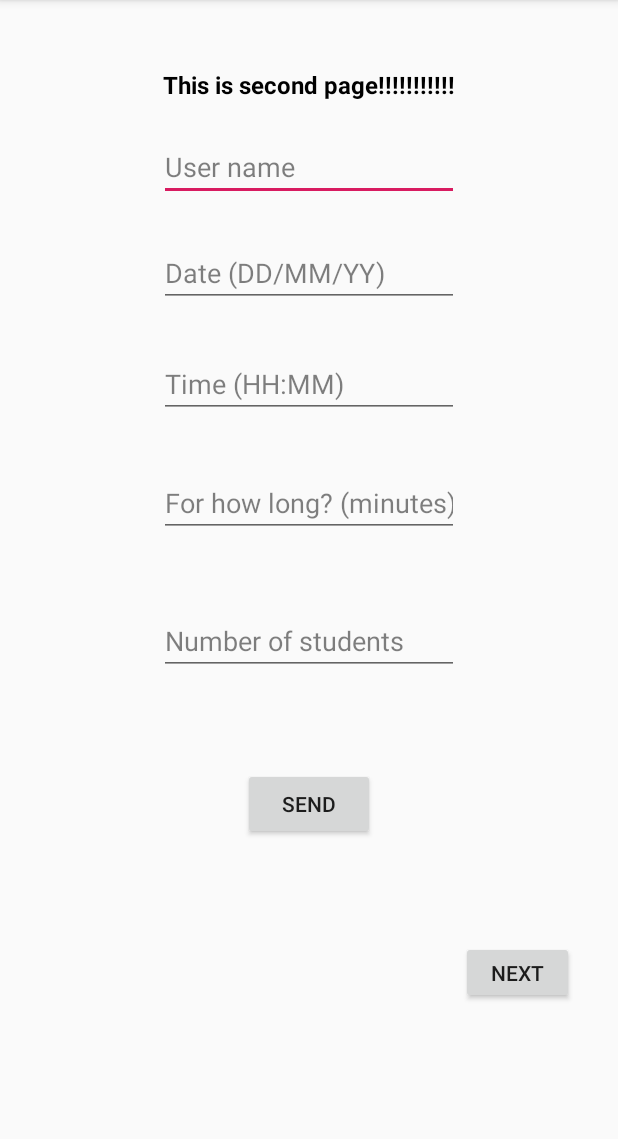
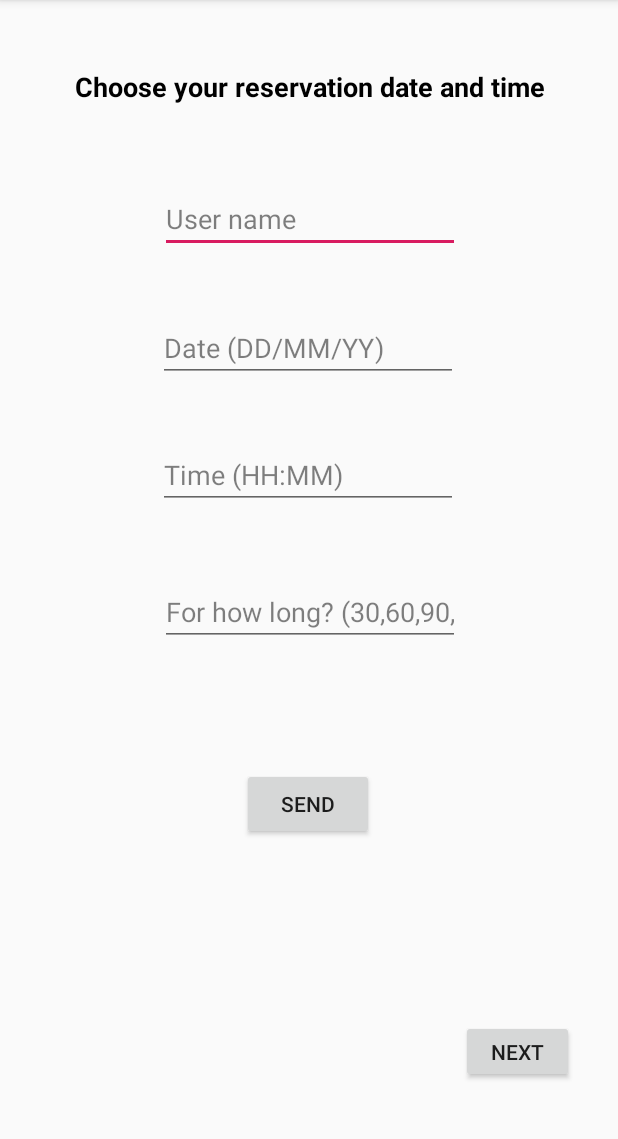
Before and after one commit to LilachGr/SmartSitterProject, an Android app: the ReservationFirstStepActivity screen opened directly, with no data from a screen before it, on a phone screen of 412 x 824 dp, the part 84-1223 px from its top. Run offline under Robolectric (Android 15) with nearby library versions, the light colour scheme and no system bars; libraries missing offline, so code that uses them is left out: com.fasterxml.jackson, kotlin.reflect.jvm.

Commit message:
check time availability from reservation_first_step

```diff
--- a/SmartSitterClient/app/src/main/java/com/example/smartsitterclient/ReservationFirstStepActivity.kt
+++ b/SmartSitterClient/app/src/main/java/com/example/smartsitterclient/ReservationFirstStepActivity.kt
@@ -18,9 +18,9 @@ import kotlin.reflect.jvm.internal.impl.descriptors.Visibilities
 
 class ReservationFirstStepActivity : AppCompatActivity() {
     private var userName: EditText? = null
+    //private var userName: String = ""
     private var dateReservation: EditText? = null
     private var timeReservation: EditText? = null
-    private var studentsNumber: EditText? = null
     private var duration: EditText? = null
     private var sendButton: Button? = null
     private var okHttpClient: OkHttpClient? = null
@@ -48,7 +48,7 @@ class ReservationFirstStepActivity : AppCompatActivity() {
     }
 
     private fun validTime(strDate: String): Boolean {
-        val format = SimpleDateFormat("hh:mm", Locale.US)
+        val format = SimpleDateFormat("HH:mm",Locale.getDefault())
         format.isLenient = false
         return try {
             format.parse(strDate)
@@ -84,7 +84,6 @@ class ReservationFirstStepActivity : AppCompatActivity() {
         userName = findViewById(R.id.user_name)
         dateReservation = findViewById(R.id.date_reservation)
         timeReservation = findViewById(R.id.time_reservation)
-        studentsNumber = findViewById(R.id.students_number)
         duration = findViewById(R.id.duration)
 
         reservationLaterMessage = findViewById(R.id.reservation_later_message)
@@ -96,15 +95,22 @@ class ReservationFirstStepActivity : AppCompatActivity() {
         var localUserName: EditText? = null
         var localDateReservation: EditText? = null
         var localTimeReservation: EditText? = null
-        var localStudentsNumber: EditText? = null
         var localDuration: EditText? = null
         var stringServer: String? = null
+
+        var idUserName: String = ""
+
+        val extras = intent.extras
+        if (extras != null) {
+            idUserName = extras.getString("idUserName").toString()
+        }
+
+        //userName = idUserName
 
         localButton?.setOnClickListener {
             localUserName = userName
             localDateReservation = dateReservation
             localTimeReservation = timeReservation
-            localStudentsNumber = studentsNumber
             localDuration = duration
 
             val isValidDate: Boolean = validDate(localDateReservation?.text.toString())
@@ -129,8 +135,9 @@ class ReservationFirstStepActivity : AppCompatActivity() {
 
             val reservationBasicDetails = ReservationBasicDetails(
                 localUserName?.text.toString(),
+                //userName,
                 localDateReservation?.text.toString(), localTimeReservation?.text.toString(),
-                localDuration?.text.toString(), localStudentsNumber?.text.toString()
+                localDuration?.text.toString(), "1"
             )
             val reservationBasicDetailsJson = mapper.writeValueAsString(reservationBasicDetails)
 
@@ -154,15 +161,15 @@ class ReservationFirstStepActivity : AppCompatActivity() {
                         val localViewDateTime = reservationLaterMessage
                         var stringTemp: String? = null
                         if (stringServer == "time_available") {
-                            stringTemp = "Data received!"
+                            stringTemp = "Data received!!"
                         }
                         if (stringServer == "time_not_available") {
-                            stringTemp = "Your chosen time is full, please choose another time."
+                            stringTemp = "Your chosen time is full, please choose another time!!"
                         }
                         if (stringServer == "user_has_this_date") {
-                            stringTemp = "Your already booker in this date, please choose another date."
+                            stringTemp = "Your already booked in this date, please choose another date!!"
                         }
-                        if (stringServer == "error") {
+                        if (stringServer == "smaller_date_time") {
                             stringTemp = "Your reservation details are not correct. Please TRY AGAIN!!"
                         }
                         localViewDateTime?.text = stringTemp
@@ -179,7 +186,6 @@ class ReservationFirstStepActivity : AppCompatActivity() {
                 val i = Intent(this, ReservationLayoutLab::class.java)
                 i.putExtra("date", localDateReservation?.text.toString())
                 i.putExtra("time", localTimeReservation?.text.toString())
-                i.putExtra("num", localStudentsNumber?.text.toString())
                 i.putExtra("duration", localDuration?.text.toString())
                 startActivity(i)
             }
--- a/SmartSitterClient/app/src/main/java/com/example/smartsitterclient/ReservationLayoutLab.kt
+++ b/SmartSitterClient/app/src/main/java/com/example/smartsitterclient/ReservationLayoutLab.kt
@@ -29,10 +29,9 @@ class ReservationLayoutLab : AppCompatActivity() {
             val localViewDateTime = viewDateTime
             val time = extras.getString("time")
             var date = extras.getString("date")
-            val num = extras.getString("num")
             val duration = extras.getString("duration")
             date = date.toString()
-            val tempText = "Date: $date, Time: $time, Duration: $duration\nNumber of Students:$num"
+            val tempText = "Date: $date, Time: $time, Duration: $duration"
             localViewDateTime?.text = tempText
             viewDateTime = localViewDateTime
         }
--- a/SmartSitterClient/app/src/main/res/layout/activity_reservation_first_step.xml
+++ b/SmartSitterClient/app/src/main/res/layout/activity_reservation_first_step.xml
@@ -16,9 +16,9 @@
             android:layout_marginEnd="12dp"
             android:textAlignment="center"
             android:textColor="@color/black"
-            android:textSize="16sp"
+            android:textSize="18sp"
             android:textStyle="bold"
-            android:text="@string/this_is_second_page"
+            android:text="@string/title_reservation_first_step"
             app:layout_constraintBottom_toBottomOf="parent"
             app:layout_constraintEnd_toEndOf="parent"
             app:layout_constraintStart_toStartOf="parent"
@@ -50,6 +50,7 @@
              app:layout_constraintHorizontal_bias="0.682" app:layout_constraintEnd_toEndOf="parent"
              android:layout_marginBottom="29dp" app:layout_constraintBottom_toTopOf="@+id/send_reservation"
              app:layout_constraintVertical_bias="0.0"/>-->
+
     <EditText
             android:id="@+id/user_name"
             android:layout_width="200dp"
@@ -59,20 +60,9 @@
             android:textColorHint="#80000000"
             app:layout_constraintTop_toTopOf="parent"
             android:layout_marginTop="86dp" app:layout_constraintStart_toStartOf="parent"
-            app:layout_constraintHorizontal_bias="0.5" app:layout_constraintEnd_toEndOf="parent"
-            android:layout_marginBottom="23dp" app:layout_constraintBottom_toTopOf="@+id/date_reservation"/>
-
-    <EditText
-            android:layout_width="200dp"
-            android:layout_height="wrap_content"
-            android:ems="10"
-            android:hint="@string/date_format_d_m_y"
-            android:textColorHint="#80000000"
-            android:id="@+id/date_reservation"
-            app:layout_constraintTop_toTopOf="parent"
-            android:layout_marginTop="154dp" app:layout_constraintStart_toStartOf="parent"
-            app:layout_constraintHorizontal_bias="0.5" app:layout_constraintEnd_toEndOf="parent"
-            android:layout_marginBottom="24dp" app:layout_constraintBottom_toTopOf="@+id/time_reservation"/>
+            app:layout_constraintHorizontal_bias="0.502" app:layout_constraintEnd_toEndOf="parent"
+            android:layout_marginBottom="23dp" app:layout_constraintBottom_toTopOf="@+id/date_reservation"
+            app:layout_constraintVertical_bias="0.68"/>
     <EditText
             android:layout_width="200dp"
             android:layout_height="wrap_content"
@@ -83,8 +73,9 @@
             android:id="@+id/time_reservation"
             app:layout_constraintTop_toTopOf="parent"
             android:layout_marginTop="223dp" app:layout_constraintStart_toStartOf="parent"
-            app:layout_constraintHorizontal_bias="0.5" app:layout_constraintEnd_toEndOf="parent"
-            android:layout_marginBottom="24dp" app:layout_constraintBottom_toTopOf="@+id/duration"/>
+            app:layout_constraintHorizontal_bias="0.497" app:layout_constraintEnd_toEndOf="parent"
+            android:layout_marginBottom="24dp" app:layout_constraintBottom_toTopOf="@+id/duration"
+            app:layout_constraintVertical_bias="0.759"/>
     <EditText
             android:layout_width="200dp"
             android:layout_height="wrap_content"
@@ -94,9 +85,22 @@
             android:textColorHint="#80000000"
             android:id="@+id/duration" app:layout_constraintTop_toTopOf="parent"
             android:layout_marginTop="292dp" app:layout_constraintStart_toStartOf="parent"
-            app:layout_constraintHorizontal_bias="0.5" app:layout_constraintEnd_toEndOf="parent"
-            android:layout_marginBottom="26dp" app:layout_constraintBottom_toTopOf="@+id/students_number"/>
+            app:layout_constraintHorizontal_bias="0.502" app:layout_constraintEnd_toEndOf="parent"
+            android:layout_marginBottom="26dp" app:layout_constraintBottom_toTopOf="@+id/send_reservation"
+            app:layout_constraintVertical_bias="0.63"/>
     <EditText
+            android:layout_width="200dp"
+            android:layout_height="wrap_content"
+            android:ems="10"
+            android:hint="@string/date_format_d_m_y"
+            android:textColorHint="#80000000"
+            android:id="@+id/date_reservation"
+            app:layout_constraintTop_toTopOf="parent"
+            android:layout_marginTop="154dp" app:layout_constraintStart_toStartOf="parent"
+            app:layout_constraintHorizontal_bias="0.497" app:layout_constraintEnd_toEndOf="parent"
+            android:layout_marginBottom="24dp" app:layout_constraintBottom_toTopOf="@+id/time_reservation"
+            app:layout_constraintVertical_bias="0.783"/>
+    <!--<EditText
             android:layout_width="200dp"
             android:layout_height="wrap_content"
             android:inputType="number"
@@ -107,7 +111,7 @@
             app:layout_constraintTop_toTopOf="parent"
             android:layout_marginTop="363dp" app:layout_constraintStart_toStartOf="parent"
             app:layout_constraintHorizontal_bias="0.5" app:layout_constraintEnd_toEndOf="parent"
-            android:layout_marginBottom="21dp" app:layout_constraintBottom_toTopOf="@+id/send_reservation"/>
+            android:layout_marginBottom="21dp" app:layout_constraintBottom_toTopOf="@+id/send_reservation"/>-->
 
     <Button
             android:id="@+id/send_reservation"
@@ -116,7 +120,7 @@
             android:text="@string/send"
             app:layout_constraintTop_toTopOf="parent"
             android:layout_marginTop="429dp" app:layout_constraintStart_toStartOf="parent"
-            app:layout_constraintHorizontal_bias="0.5" app:layout_constraintEnd_toEndOf="parent"
+            app:layout_constraintHorizontal_bias="0.498" app:layout_constraintEnd_toEndOf="parent"
             app:layout_constraintBottom_toBottomOf="parent" android:layout_marginBottom="126dp"/>
     <TextView
             android:id="@+id/reservation_later_message"
@@ -141,7 +145,8 @@
             app:layout_constraintBottom_toBottomOf="parent" android:layout_marginBottom="16dp"
             app:layout_constraintEnd_toEndOf="parent" android:layout_marginEnd="29dp"
             android:layout_marginRight="29dp" app:layout_constraintTop_toTopOf="parent"
-            android:layout_marginTop="544dp"/>
+            android:layout_marginTop="544dp" app:layout_constraintHorizontal_bias="0.0"
+            app:layout_constraintVertical_bias="0.821"/>
 
 
 </androidx.constraintlayout.widget.ConstraintLayout>
--- a/SmartSitterClient/app/src/main/res/values/strings.xml
+++ b/SmartSitterClient/app/src/main/res/values/strings.xml
@@ -12,9 +12,12 @@
     <string name="time_format_h_m">Time (HH:MM)</string>
     <string name="date_format_d_m_y">Date (DD/MM/YY)</string>
     <string name="next">next</string>
-    <string name="for_how_long_should_dby_in_minutes">For how long? (minutes)</string>
+    <string name="for_how_long_should_dby_in_minutes">For how long? (30,60,90,120 minutes)</string>
     <string name="login">Login</string>
     <string name="email_of_university">email of university</string>
     <string name="password">password</string>
     <string name="repeat_password">repeat password</string>
+    <string name="title_reservation_first_step">Choose your reservation date and time</string>
+    <string name="sign_in">Sign in</string>
+    <string name="registration_to_the_app">Registration to the app</string>
 </resources>
```
Also changed, not shown: SmartSitterClient/app/src/main/java/com/example/smartsitterclient/SignIn.kt (+35 -63 lines), SmartSitterClient/app/src/main/java/com/example/smartsitterclient/SimpleDataClasses.kt (+9 -1 lines), SmartSitterClient/app/src/main/res/layout/activity_sign_in.xml (+42 -56 lines), 3 other files.
